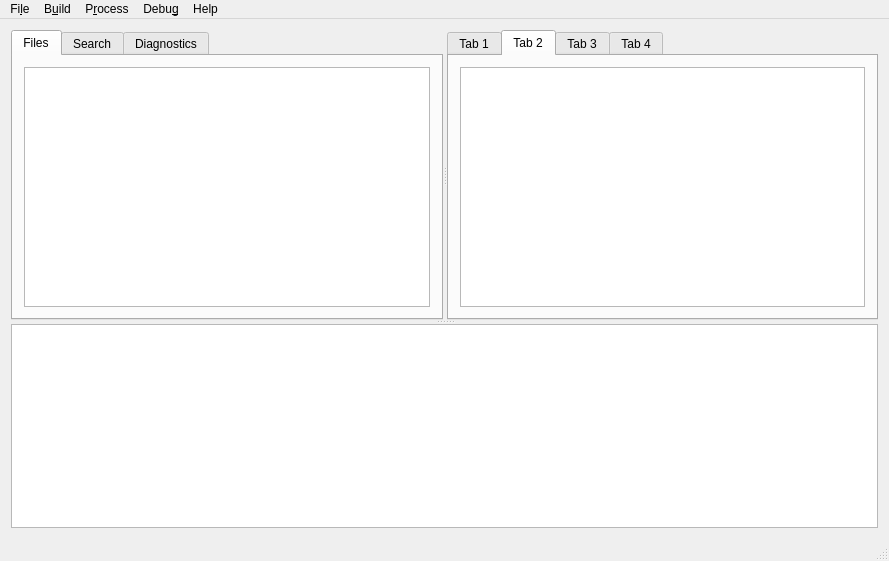
Old version of the form Saber-Plus/mainwindow.ui in the repository demensdeum/Saber-Plus.
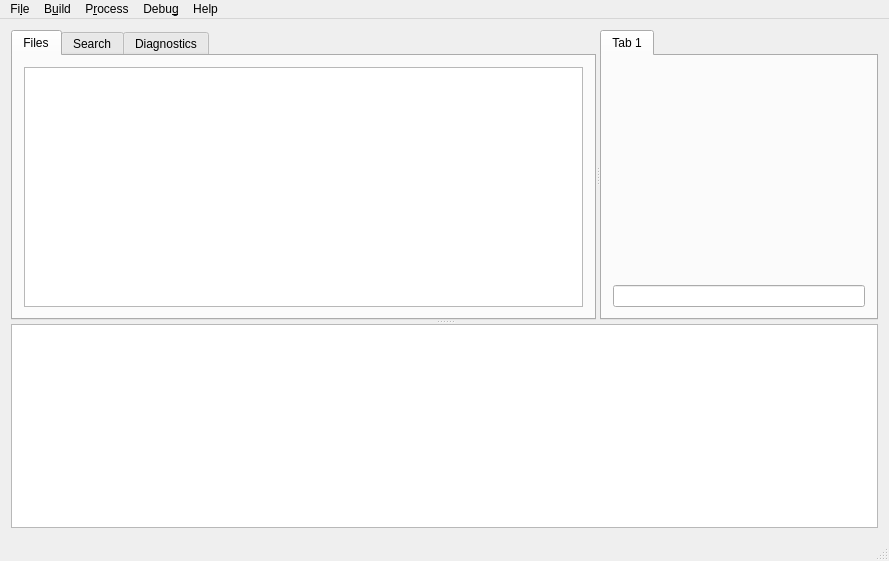
New version of the form. The open tabs and pages were chosen to show the change. Custom widgets are drawn as their Qt base class.

Commit message: Text search added

The edit to the form file:
```diff
--- a/Saber-Plus/mainwindow.ui
+++ b/Saber-Plus/mainwindow.ui
@@ -81,35 +81,8 @@
           <item row="0" column="0">
            <widget class="CodeEditor" name="textEdit" native="true"/>
           </item>
-         </layout>
-        </widget>
-        <widget class="QWidget" name="textEditTab2">
-         <attribute name="title">
-          <string>Tab 2</string>
-         </attribute>
-         <layout class="QGridLayout" name="gridLayout_2">
-          <item row="0" column="0">
-           <widget class="QTextEdit" name="textEdit_2"/>
-          </item>
-         </layout>
-        </widget>
-        <widget class="QWidget" name="textEditTab3">
-         <attribute name="title">
-          <string>Tab 3</string>
-         </attribute>
-         <layout class="QGridLayout" name="gridLayout_3">
-          <item row="0" column="0">
-           <widget class="QTextEdit" name="textEdit_3"/>
-          </item>
-         </layout>
-        </widget>
-        <widget class="QWidget" name="textEditTab4">
-         <attribute name="title">
-          <string>Tab 4</string>
-         </attribute>
-         <layout class="QGridLayout" name="gridLayout_4">
-          <item row="0" column="0">
-           <widget class="QTextEdit" name="textEdit_4"/>
+          <item row="1" column="0">
+           <widget class="QLineEdit" name="textEditSearchLineEdit"/>
           </item>
          </layout>
         </widget>
```
The commit also changes 2 other files.
